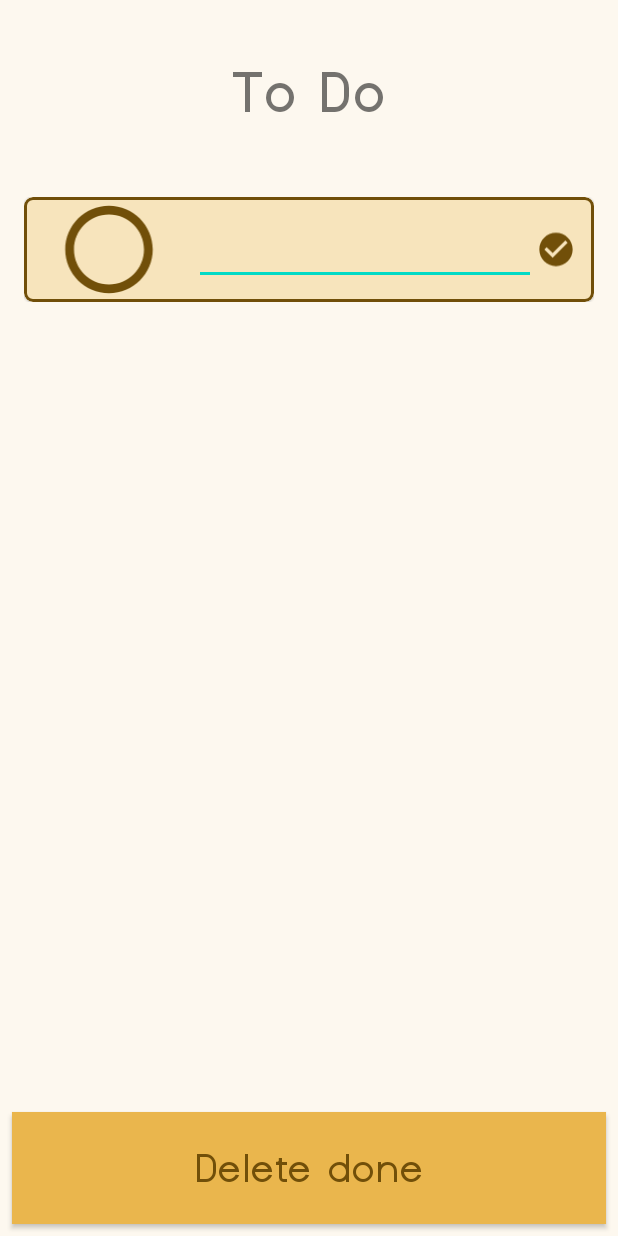
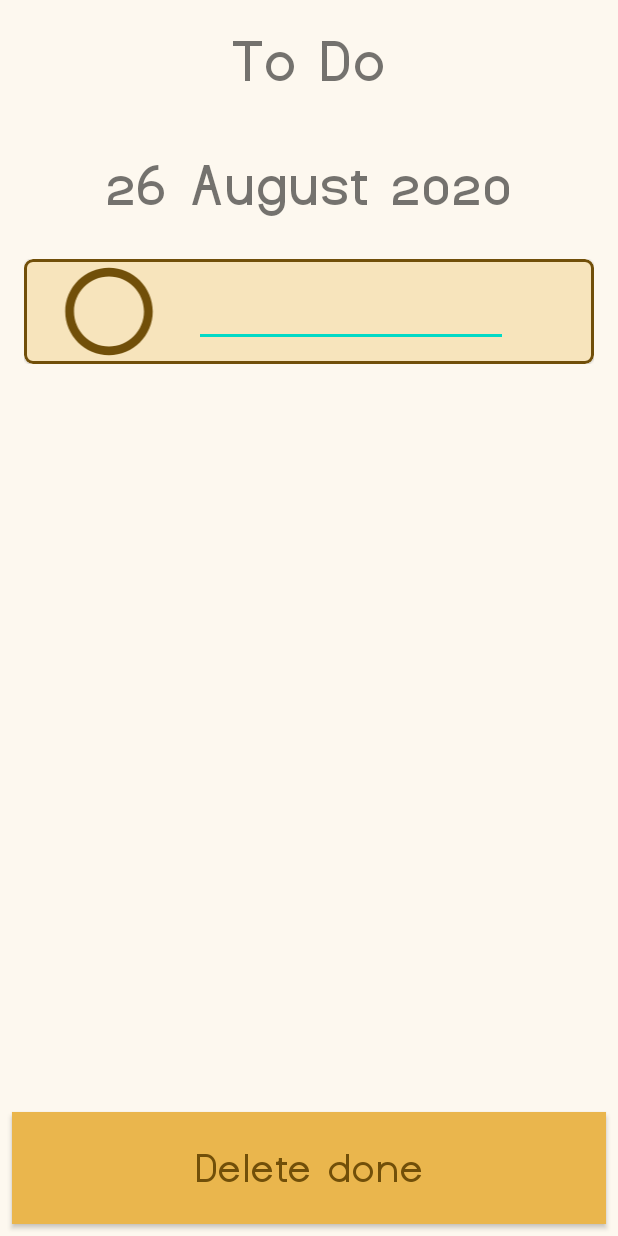
Before and after one commit to PatrykKudyk/ToDoApp, an Android app: the screen it shows after launch (MainActivity), on a phone screen of 412 x 824 dp. Run offline under Robolectric (Android 15) with nearby library versions, the phone set to English and light mode, and no system bars.

Commit message:
added features

```diff
--- a/ToDoApp/app/src/main/java/com/partos/todoapp/MyApp.kt
+++ b/ToDoApp/app/src/main/java/com/partos/todoapp/MyApp.kt
@@ -6,5 +6,7 @@
 
     companion object {
         var dateId = 0L
+        var recyclerUpdate = false
+//        var clearColors = false
     }
 }
--- a/ToDoApp/app/src/main/java/com/partos/todoapp/adapters/pager/CurrentRentsViewPagerAdapter.kt
+++ b/ToDoApp/app/src/main/java/com/partos/todoapp/adapters/pager/CurrentRentsViewPagerAdapter.kt
@@ -2,19 +2,25 @@
 
 import android.content.Context
 import android.icu.util.Calendar
+import android.os.Handler
 import android.view.LayoutInflater
 import android.view.View
 import android.view.ViewGroup
+import android.widget.TextView
 import androidx.constraintlayout.widget.ConstraintLayout
 import androidx.recyclerview.widget.LinearLayoutManager
 import androidx.recyclerview.widget.RecyclerView
 import androidx.viewpager.widget.PagerAdapter
 import com.partos.flashback.db.DataBaseHelper
+import com.partos.todoapp.MyApp
 import com.partos.todoapp.R
+import com.partos.todoapp.activities.MainActivity
 import com.partos.todoapp.adapters.MarginItemDecoration
 import com.partos.todoapp.adapters.recycler.CurrentRentsRecyclerViewAdapter
 import com.partos.todoapp.adapters.recycler.ToDoRecyclerViewAdapter
 import com.partos.todoapp.calendar.CalendarHelper
+import com.partos.todoapp.logic.TimerThread
+import com.partos.todoapp.models.Date
 import com.partos.todoapp.models.ToDo
 import kotlinx.android.synthetic.main.view_pager_cell.view.*
 
@@ -24,6 +30,7 @@
 
     //    var recyclerViews: Array<RecyclerView>
     lateinit var inflater: LayoutInflater
+    lateinit var threadHandler: Handler
 
     constructor(context: Context) : super() {
         this.context = context
@@ -55,6 +62,7 @@
         val calendarHelper = CalendarHelper(context)
         val constraintTodo = view.findViewById(R.id.main_constraint_todo) as ConstraintLayout
         val constraintCalendar = view.findViewById(R.id.main_constraint_calendar) as ConstraintLayout
+        val dateText = view.findViewById<TextView>(R.id.main_todo_date_text_view)
 
         if (position == 0) {
             constraintTodo.visibility = View.VISIBLE
@@ -64,15 +72,34 @@
             val currentDate = Calendar.getInstance()
             val date = db.getDate(
                 currentDate.get(Calendar.DAY_OF_MONTH),
-                currentDate.get(Calendar.MONTH),
+                currentDate.get(Calendar.MONTH) + 1,
                 currentDate.get(Calendar.YEAR)
             )
             val layoutManager = LinearLayoutManager(context)
             todoRecycler.layoutManager = layoutManager
             todoRecycler.addItemDecoration(MarginItemDecoration(12))
             val list = db.getToDoList(date.id)
-            list.add(ToDo(-1, 0, "no", 0))
+            list.add(ToDo(-1, date.id, "no", 0))
             todoRecycler.adapter = ToDoRecyclerViewAdapter(list)
+            val looperThread = TimerThread()
+            looperThread.start()
+            Handler().postDelayed({
+                threadHandler = Handler(looperThread.looper)
+                threadHandler.post(object : Runnable {
+                    override fun run() {
+                        if (MyApp.recyclerUpdate) {
+                            (context as MainActivity).runOnUiThread {
+                                val list = db.getToDoList(MyApp.dateId)
+                                list.add(ToDo(-1, MyApp.dateId, "no", 0))
+                                todoRecycler.adapter = ToDoRecyclerViewAdapter(list)
+                                dateText.setText(setDateText())
+                            }
+                            MyApp.recyclerUpdate = false
+                        }
+                        threadHandler.postDelayed(this, 400)
+                    }
+                })
+            }, 300)
         } else if (position == 1) {
             constraintTodo.visibility = View.GONE
             constraintCalendar.visibility = View.VISIBLE
@@ -85,6 +112,29 @@
         return view
     }
 
+    private fun setDateText(): String {
+        val db = DataBaseHelper(context)
+        val date = db.getDate(MyApp.dateId)
+        var dateText = ""
+            dateText= date.day.toString() + " "
+            when (date.month) {
+                1 -> dateText += context.getText(R.string.january)
+                2 -> dateText += context.getText(R.string.february)
+                3 -> dateText += context.getText(R.string.march)
+                4 -> dateText += context.getText(R.string.april)
+                5 -> dateText += context.getText(R.string.may)
+                6 -> dateText += context.getText(R.string.june)
+                7 -> dateText += context.getText(R.string.july)
+                8 -> dateText += context.getText(R.string.august)
+                9 -> dateText += context.getText(R.string.september)
+                10 -> dateText += context.getText(R.string.october)
+                11 -> dateText += context.getText(R.string.november)
+                12 -> dateText += context.getText(R.string.december)
+            }
+            dateText += " " + date.year.toString()
+        return dateText
+    }
+
     override fun destroyItem(container: ViewGroup, position: Int, `object`: Any) {
         container!!.removeView(`object` as ConstraintLayout)
     }
--- /dev/null
+++ b/ToDoApp/app/src/main/java/com/partos/todoapp/logic/TimerThread.kt
@@ -0,0 +1,17 @@
+package com.partos.todoapp.logic
+
+import android.os.Handler
+import android.os.Looper
+
+class TimerThread(): Thread() {
+
+    lateinit var handler: Handler
+    lateinit var looper: Looper
+
+    override fun run() {
+        Looper.prepare()
+        looper = Looper.myLooper()!!
+        handler = Handler()
+        Looper.loop()
+    }
+}
--- a/ToDoApp/app/src/main/java/com/partos/todoapp/logic/logic/MainFragmentLogic.kt
+++ b/ToDoApp/app/src/main/java/com/partos/todoapp/logic/logic/MainFragmentLogic.kt
@@ -4,6 +4,7 @@
 import android.icu.util.Calendar
 import android.os.Handler
 import android.view.View
+import android.widget.TextView
 import androidx.recyclerview.widget.RecyclerView
 import androidx.viewpager.widget.ViewPager
 import com.partos.flashback.db.DataBaseHelper
@@ -11,17 +12,20 @@
 import com.partos.todoapp.R
 import com.partos.todoapp.adapters.pager.CurrentRentsViewPagerAdapter
 import com.partos.todoapp.logic.listeners.MainFragmentListeners
+import com.partos.todoapp.models.Date
 
 class MainFragmentLogic {
 
     private lateinit var viewPager: ViewPager
     private lateinit var recyclerView: RecyclerView
+    private lateinit var dateText: TextView
 
     fun initFragment(rootView: View) {
         attachViews(rootView)
         handleDates(rootView.context)
         attachViewPager(rootView.context)
         Handler().postDelayed({
+            dateText = rootView.findViewById(R.id.main_todo_date_text_view)
             recyclerView = rootView.findViewById(R.id.main_todo_recycler_view)
             MainFragmentListeners().initListeners(rootView, recyclerView)
         }, 1000)
@@ -61,10 +65,32 @@
         }
         val today = db.getDate(
             currentDate.get(Calendar.DAY_OF_MONTH),
-            currentDate.get(Calendar.MONTH),
+            currentDate.get(Calendar.MONTH) + 1,
             currentDate.get(Calendar.YEAR)
         )
         MyApp.dateId = today.id
+        Handler().postDelayed({
+            setDate(today, context)
+        },1100)
+    }
+
+    private fun setDate(date: Date, context: Context) {
+        dateText.text = date.day.toString() + " "
+        when (date.month) {
+            1 -> dateText.text = dateText.text.toString() + context.getText(R.string.january)
+            2 -> dateText.text = dateText.text.toString() + context.getText(R.string.february)
+            3 -> dateText.text = dateText.text.toString() + context.getText(R.string.march)
+            4 -> dateText.text = dateText.text.toString() + context.getText(R.string.april)
+            5 -> dateText.text = dateText.text.toString() + context.getText(R.string.may)
+            6 -> dateText.text = dateText.text.toString() + context.getText(R.string.june)
+            7 -> dateText.text = dateText.text.toString() + context.getText(R.string.july)
+            8 -> dateText.text = dateText.text.toString() + context.getText(R.string.august)
+            9 -> dateText.text = dateText.text.toString() + context.getText(R.string.september)
+            10 -> dateText.text = dateText.text.toString() + context.getText(R.string.october)
+            11 -> dateText.text = dateText.text.toString() + context.getText(R.string.november)
+            12 -> dateText.text = dateText.text.toString() + context.getText(R.string.december)
+        }
+        dateText.text = dateText.text.toString() + " " + date.year.toString()
     }
 
     private fun attachViewPager(context: Context) {
--- a/ToDoApp/app/src/main/res/layout/row_to_do.xml
+++ b/ToDoApp/app/src/main/res/layout/row_to_do.xml
@@ -62,7 +62,7 @@
                 android:layout_marginBottom="8dp"
                 android:layout_width="0dp"
                 android:layout_height="wrap_content"
-                android:layout_weight="60"
+                android:layout_weight="55"
                 android:layout_gravity="center"
                 android:textSize="25dip"
                 android:fontFamily="@font/dustismo_bold"/>
@@ -73,7 +73,7 @@
                 android:layout_width="0dp"
                 android:layout_height="match_parent"
                 android:src="@drawable/ic_save"
-                android:layout_weight="7"/>
+                android:layout_weight="12"/>
 
 
         </LinearLayout>
--- a/ToDoApp/app/src/main/res/layout/view_pager_cell.xml
+++ b/ToDoApp/app/src/main/res/layout/view_pager_cell.xml
@@ -11,6 +11,7 @@
 
     <androidx.constraintlayout.widget.ConstraintLayout
         android:visibility="gone"
+        tools:visibility="visible"
         android:id="@+id/main_constraint_todo"
         android:layout_width="match_parent"
         android:layout_height="match_parent"
@@ -25,9 +26,22 @@
             android:text="@string/to_do"
             android:textSize="40dip"
             app:layout_constraintEnd_toEndOf="parent"
-            app:layout_constraintHeight_percent="0.15"
+            app:layout_constraintHeight_percent="0.1"
             app:layout_constraintStart_toStartOf="parent"
             app:layout_constraintTop_toTopOf="parent" />
+
+        <TextView
+            android:id="@+id/main_todo_date_text_view"
+            android:layout_width="match_parent"
+            android:layout_height="0dp"
+            android:fontFamily="@font/dustismo_bold"
+            android:gravity="center"
+            android:textSize="40dip"
+            tools:text="20 November 2020"
+            app:layout_constraintEnd_toEndOf="parent"
+            app:layout_constraintHeight_percent="0.1"
+            app:layout_constraintStart_toStartOf="parent"
+            app:layout_constraintTop_toBottomOf="@id/textView" />
 
         <androidx.recyclerview.widget.RecyclerView
             android:id="@+id/main_todo_recycler_view"
@@ -36,9 +50,9 @@
             android:layout_marginStart="8dp"
             android:layout_marginEnd="8dp"
             app:layout_constraintEnd_toEndOf="parent"
-            app:layout_constraintHeight_percent="0.75"
+            app:layout_constraintHeight_percent="0.7"
             app:layout_constraintStart_toStartOf="parent"
-            app:layout_constraintTop_toBottomOf="@+id/textView" />
+            app:layout_constraintTop_toBottomOf="@+id/main_todo_date_text_view" />
 
         <Button
             android:id="@+id/main_todo_button_delete"
```
Also changed, not shown: ToDoApp/app/src/main/java/com/partos/todoapp/adapters/recycler/CurrentRentsRecyclerViewAdapter.kt (+22 -0 lines), ToDoApp/app/src/main/java/com/partos/todoapp/adapters/recycler/ToDoRecyclerViewAdapter.kt (+20 -1 lines), ToDoApp/app/src/main/java/com/partos/todoapp/calendar/CurrentMonthCreator.kt (+112 -84 lines), ToDoApp/app/src/main/java/com/partos/todoapp/db/DataBaseHelper.kt (+26 -0 lines).
